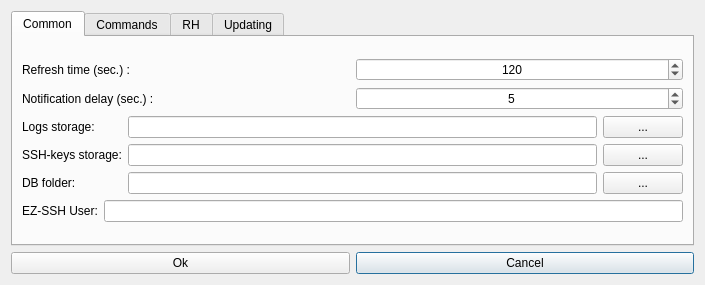
The window that hub/forms/DlgSettings.ui (subutai-io/control-center) describes before a commit, drawn with Qt 5.
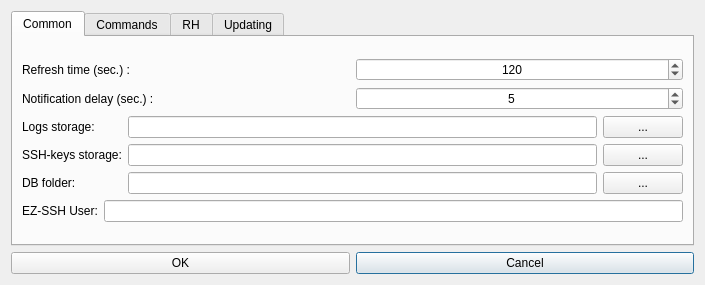
The same window after the commit. Icons and pictures are not drawn.

Patch:
```diff
--- a/hub/forms/DlgSettings.ui
+++ b/hub/forms/DlgSettings.ui
@@ -35,7 +35,7 @@
        <item row="0" column="0">
         <widget class="QPushButton" name="btn_ok">
          <property name="text">
-          <string>Ok</string>
+          <string>OK</string>
          </property>
         </widget>
        </item>
```
